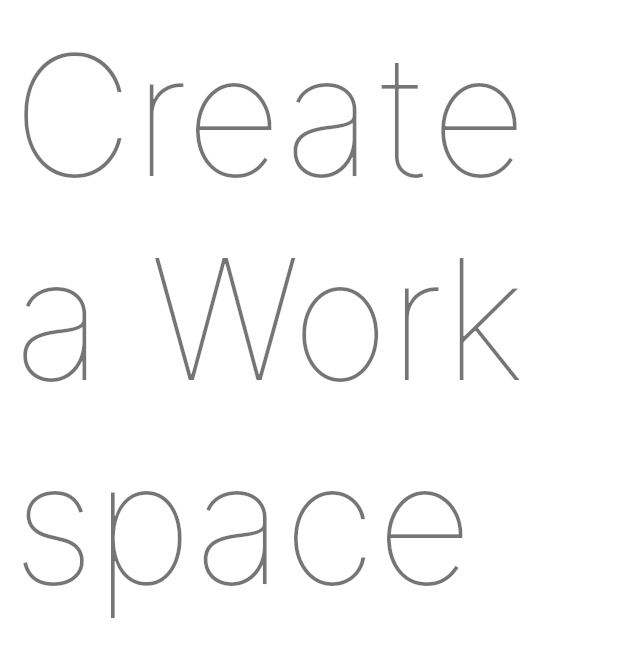
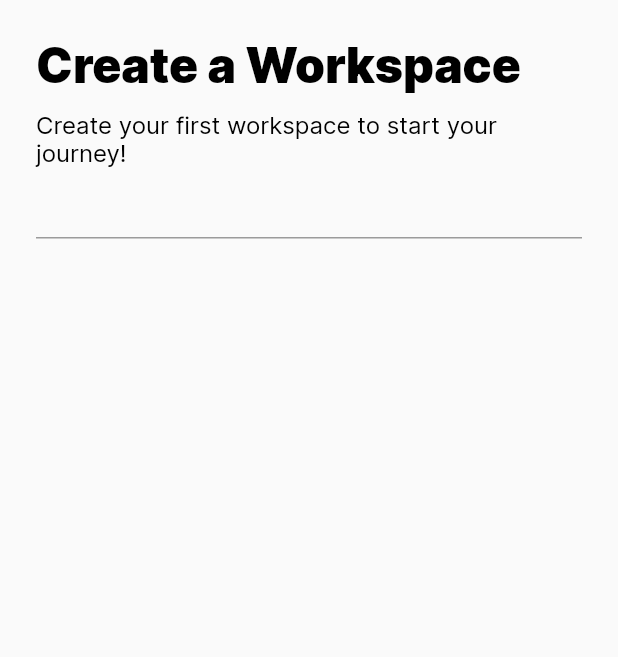
Before and after one commit to YogeshUpdhyay/contentWizard.io, a Flutter app: the screen it shows after launch, after a tap on "Continue with Google", on a phone screen of 412 x 824 dp. Shown: the top 657 px of the screen. Run offline on Flutter 3.47's test engine with Material 2 defaults, Android fonts, the light colour scheme and no system bars; our stand-ins replace flutter_svg, hooks_riverpod.

Commit message:
Update theme and setup screen

```diff
--- a/lib/main.dart
+++ b/lib/main.dart
@@ -22,18 +22,7 @@ class MyApp extends HookConsumerWidget {
       theme: ThemeData(
         primarySwatch: themeColor,
         fontFamily: "Inter",
-        textTheme: const TextTheme(
-          displayMedium: TextStyle(
-            color: Colors.black,
-            fontFamily: 'Inter',
-            fontSize: 28,
-            fontWeight: FontWeight.w900,
-          ),
-          bodyMedium: TextStyle(
-            fontFamily: 'Inter',
-            fontWeight: FontWeight.bold
-          )
-        )
+        textTheme: textTheme
       ),
       home: const WalkThrough(),
       routes:  {
@@ -48,18 +37,27 @@ class Setup extends HookConsumerWidget {
   const Setup({super.key});
   @override
   Widget build(BuildContext context, WidgetRef ref) {
-    return SafeArea(
+    return Scaffold(
+      body: SafeArea(
       child: Padding(
-        padding: const EdgeInsets.all(8.0),
+        padding: const EdgeInsets.all(24.0),
         child: Column(
+          crossAxisAlignment: CrossAxisAlignment.start,
           children: [
             Text(
               "Create a Workspace",
               style: Theme.of(context).textTheme.displayLarge,
-            )
+            ),
+            const SizedBox(height: 10,),
+            Text(
+              "Create your first workspace to start your journey!",
+              style: Theme.of(context).textTheme.titleMedium,
+            ),
+            const TextField()
           ],
         ),
       ),
+    ),
     );
   }
 }
--- a/lib/theme/theme.dart
+++ b/lib/theme/theme.dart
@@ -14,3 +14,32 @@ const Map<int, Color> themeColors = {
 };
 
 MaterialColor themeColor = const MaterialColor(0xff6B4EFF, themeColors);
+
+
+const textTheme = TextTheme(
+  displayLarge: TextStyle(
+            color: Colors.black,
+            fontFamily: 'Inter',
+            fontSize: 32,
+            fontWeight: FontWeight.w900
+          ),
+          displayMedium: TextStyle(
+            color: Colors.black,
+            fontFamily: 'Inter',
+            fontSize: 16,
+            fontWeight: FontWeight.w900,
+          ),
+          bodyMedium: TextStyle(
+            fontFamily: 'Inter',
+            fontWeight: FontWeight.bold,
+          ),
+          titleMedium: TextStyle(
+            color: Colors.black,
+            fontFamily: 'Inter',
+            fontSize: 16,
+          )
+  // display texts
+  // title texts
+  // body texts
+  // headline texts
+);
--- a/lib/ui/screens/WalkThrough.dart
+++ b/lib/ui/screens/WalkThrough.dart
@@ -42,7 +42,7 @@ class WalkThrough extends HookConsumerWidget {
       body: SafeArea(
         child: Container(
           height: MediaQuery.of(context).size.height,
-          padding: const EdgeInsets.all(32.0),
+          padding: const EdgeInsets.all(24.0),
           child: Expanded(
             child: Column(
               crossAxisAlignment: CrossAxisAlignment.center,
@@ -57,7 +57,8 @@ class WalkThrough extends HookConsumerWidget {
                 PillButton(
                   buttonText: "Continue with Google",
                   onPressed: () {
-                    Navigator.pushReplacementNamed(context, "/setup");
+                    print("pushing named");
+                    Navigator.pushNamed(context, "/setup");
                   }
                 )
               ],
```
